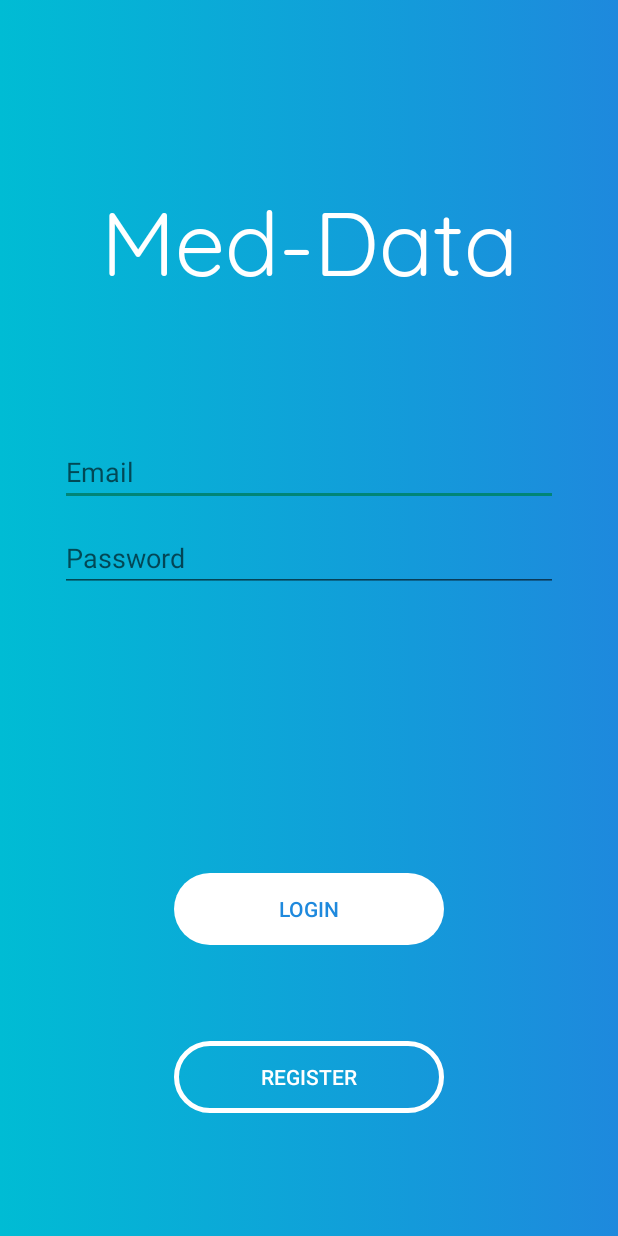
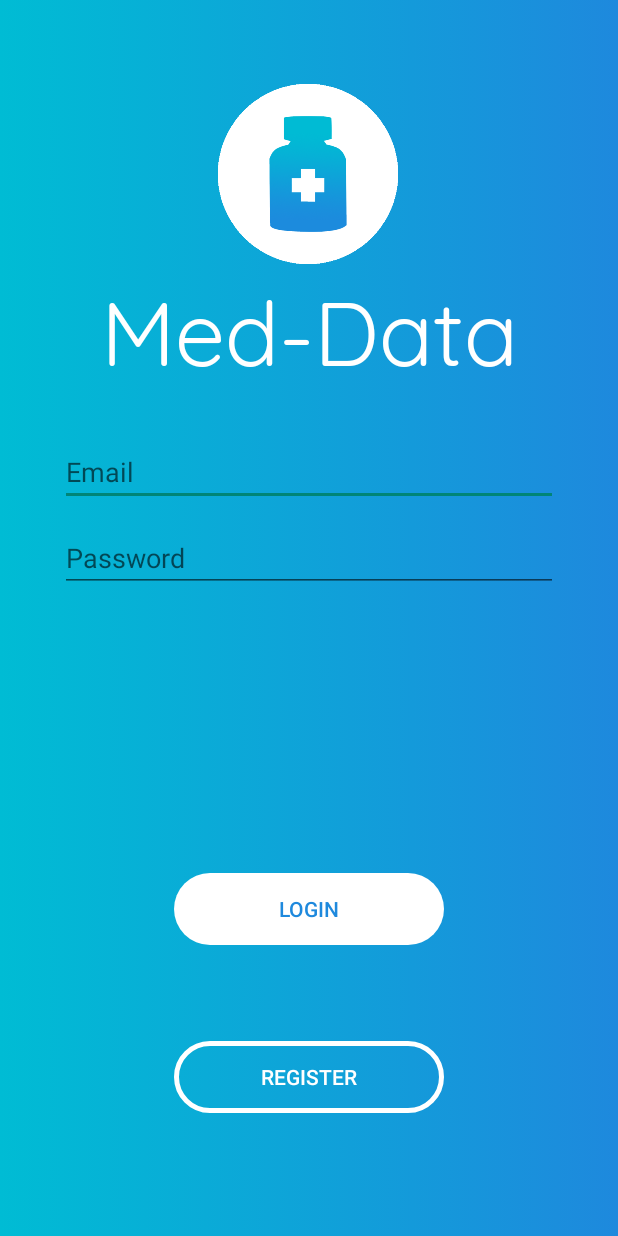
Before and after one commit to ericke8/Med-Data, an Android app: the screen it shows after launch (LoginActivity), on a phone screen of 412 x 824 dp. Run offline under Robolectric (Android 15) with nearby library versions, the phone set to English and light mode, and no system bars; our stand-ins replace Firebase (no records; nobody signed in at launch, a user with empty details on screens opened directly).

Commit message:
Logo Add in Login

```diff
--- a/app/src/main/res/layout/activity_add_meds.xml
+++ b/app/src/main/res/layout/activity_add_meds.xml
@@ -14,7 +14,7 @@
         android:layout_width="60dp"
         android:layout_height="60dp"
         android:layout_gravity="right"
-        android:layout_marginTop="50dp"
+        android:layout_marginTop="40dp"
         android:layout_marginEnd="16dp"
         android:layout_marginRight="16dp"
         android:onClick="backToMain"
--- a/app/src/main/res/layout/activity_info_recall.xml
+++ b/app/src/main/res/layout/activity_info_recall.xml
@@ -32,7 +32,7 @@
             android:layout_width="60dp"
             android:layout_height="60dp"
             android:layout_gravity="right"
-            android:layout_marginTop="50dp"
+            android:layout_marginTop="70dp"
             android:layout_marginRight="10dp"
             android:onClick="backToMain"
 
--- a/app/src/main/res/layout/activity_login.xml
+++ b/app/src/main/res/layout/activity_login.xml
@@ -11,6 +11,19 @@
     android:paddingRight="@dimen/activity_horizontal_margin"
     android:paddingBottom="@dimen/activity_vertical_margin"
     tools:context=".ui.login.LoginActivity">
+
+
+    <ImageView
+        android:id="@+id/imageView"
+        android:layout_width="120dp"
+        android:layout_height="120dp"
+
+        android:layout_marginTop="40dp"
+        app:layout_constraintEnd_toEndOf="parent"
+        app:layout_constraintHorizontal_bias="0.498"
+        app:layout_constraintStart_toStartOf="parent"
+        app:layout_constraintTop_toTopOf="parent"
+        app:srcCompat="@drawable/logo_invert" />
 
 
     <EditText
@@ -109,7 +122,7 @@
 
 
         android:layout_height="match_parent"
-        android:layout_marginTop="100dp"
+        android:layout_marginTop="160dp"
         android:gravity="center_horizontal"
         android:text="@string/app_name"
         android:textAppearance="@style/TextAppearance.AppCompat.Medium"
@@ -117,6 +130,8 @@
         android:textSize="60dp"
         app:fontFamily="@font/quicksand"
         app:layout_constraintTop_toTopOf="parent"
-        tools:layout_editor_absoluteX="160dp" />
+        tools:layout_editor_absoluteX="16dp" />
+
+
 
 </android.support.constraint.ConstraintLayout>
--- a/app/src/main/res/layout/activity_main.xml
+++ b/app/src/main/res/layout/activity_main.xml
@@ -106,7 +106,7 @@
                     android:layout_width="match_parent"
                     android:layout_height="345dp"
                     android:layout_weight="1"
-                    android:background="@color/cardview_dark_background"
+                    android:background="#272727"
                     android:orientation="vertical"
                     app:layout_constraintTop_toTopOf="parent"
                     tools:layout_editor_absoluteX="20dp"
```
Also changed, not shown: app/src/main/res/drawable/logo_invert.png (added).
